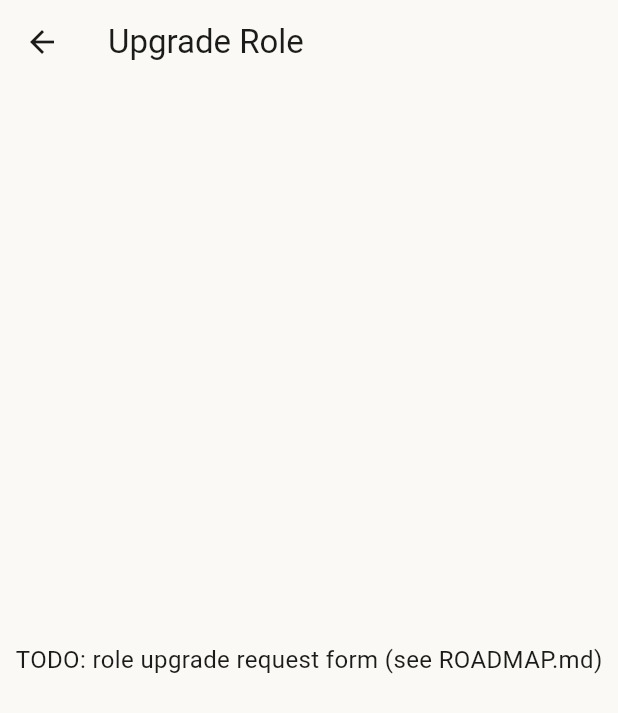
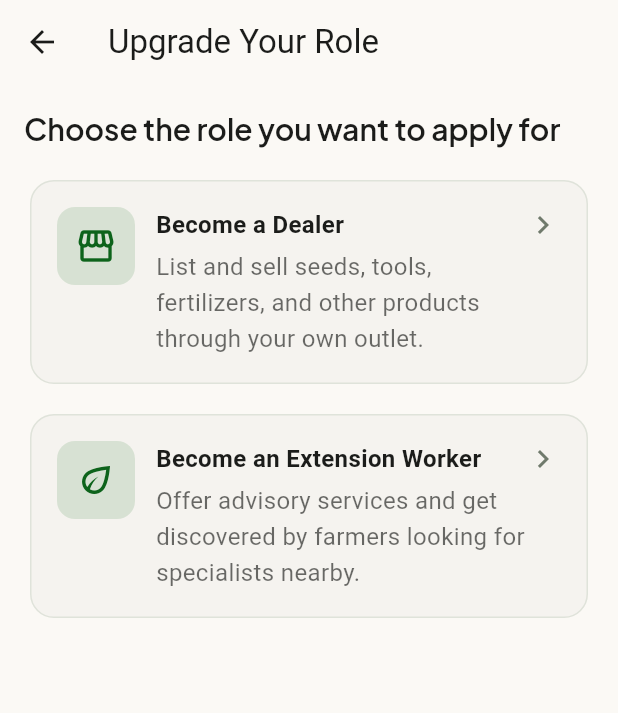
Before and after one commit to Lyazi-Patrick/fama_mobile, a Flutter app: the RoleUpgradeScreen screen opened directly, on a phone screen of 412 x 824 dp. Shown: the top 713 px of the screen. Run offline on Flutter 3.47's test engine with Material 3 defaults, Android fonts, the phone set to English and light mode, and no system bars; our stand-ins replace cached_network_image, dio, flutter_dotenv, flutter_secure_storage, geolocator, google_fonts and 3 more; accounts and stored records are empty; Roboto replaces fonts that are missing (Atkinson Hyperlegible).

Commit message:
feat: add role upgrade flow

```diff
--- a/lib/features/role_upgrade/role_upgrade_screen.dart
+++ b/lib/features/role_upgrade/role_upgrade_screen.dart
@@ -1,17 +1,127 @@
 import 'package:flutter/material.dart';
+import 'package:provider/provider.dart';
+import '../../core/theme/fama_theme.dart';
+import '../auth/auth_provider.dart';
+import 'role_upgrade_form_screen.dart';
 
-/// STUB — mirrors RoleUpgradeRequestForm.php / Farmer|Dealer|WorkerUpgradeRequestForm.php.
-/// POST multipart form data (license, identity_card, profile_photo,
-/// supporting_documents) to POST /api/role-upgrade-requests. Use
-/// image_picker (already in pubspec.yaml) for the file fields.
+/// Landing step for role upgrades: pick which role to apply for, since
+/// the two paths need different fields (mirrors DealerUpgradeRequestForm.php
+/// and WorkerUpgradeRequestForm.php being separate forms on the web).
+/// Only shows paths the user hasn't already achieved.
 class RoleUpgradeScreen extends StatelessWidget {
   const RoleUpgradeScreen({super.key});
 
   @override
   Widget build(BuildContext context) {
+    final user = context.watch<AuthProvider>().user;
+    final isDealer = user?.isDealer ?? false;
+    final isExtensionWorker = user?.isExtensionWorker ?? false;
+
     return Scaffold(
-      appBar: AppBar(title: const Text('Upgrade Role')),
-      body: const Center(child: Text('TODO: role upgrade request form (see ROADMAP.md)')),
+      appBar: AppBar(title: const Text('Upgrade Your Role')),
+      body: ListView(
+        padding: const EdgeInsets.all(16),
+        children: [
+          Text(
+            'Choose the role you want to apply for',
+            style: Theme.of(context).textTheme.headlineMedium,
+          ),
+          const SizedBox(height: 16),
+          if (!isDealer)
+            _RoleCard(
+              icon: Icons.storefront_outlined,
+              title: 'Become a Dealer',
+              description: 'List and sell seeds, tools, fertilizers, and other products through your own outlet.',
+              onTap: () => Navigator.of(context).push(
+                MaterialPageRoute(builder: (_) => const RoleUpgradeFormScreen(role: 'dealer')),
+              ),
+            ),
+          if (!isDealer && !isExtensionWorker) const SizedBox(height: 12),
+          if (!isExtensionWorker)
+            _RoleCard(
+              icon: Icons.eco_outlined,
+              title: 'Become an Extension Worker',
+              description: 'Offer advisory services and get discovered by farmers looking for specialists nearby.',
+              onTap: () => Navigator.of(context).push(
+                MaterialPageRoute(builder: (_) => const RoleUpgradeFormScreen(role: 'extension_worker')),
+              ),
+            ),
+          if (isDealer && isExtensionWorker)
+            Padding(
+              padding: const EdgeInsets.symmetric(vertical: 32),
+              child: Column(
+                children: [
+                  const Icon(Icons.check_circle_outline, color: FamaColors.primary, size: 48),
+                  const SizedBox(height: 12),
+                  Text(
+                    "You've already got every available role.",
+                    style: Theme.of(context).textTheme.headlineMedium,
+                    textAlign: TextAlign.center,
+                  ),
+                ],
+              ),
+            ),
+        ],
+      ),
     );
   }
 }
+
+class _RoleCard extends StatelessWidget {
+  const _RoleCard({
+    required this.icon,
+    required this.title,
+    required this.description,
+    required this.onTap,
+  });
+
+  final IconData icon;
+  final String title;
+  final String description;
+  final VoidCallback onTap;
+
+  @override
+  Widget build(BuildContext context) {
+    return Card(
+      elevation: 0,
+      color: FamaColors.surfaceContainerLow,
+      shape: RoundedRectangleBorder(
+        borderRadius: BorderRadius.circular(16),
+        side: BorderSide(color: FamaColors.outlineVariant.withOpacity(0.4)),
+      ),
+      child: InkWell(
+        borderRadius: BorderRadius.circular(16),
+        onTap: onTap,
+        child: Padding(
+          padding: const EdgeInsets.all(18),
+          child: Row(
+            crossAxisAlignment: CrossAxisAlignment.start,
+            children: [
+              Container(
+                width: 52,
+                height: 52,
+                decoration: BoxDecoration(
+                  color: FamaColors.primaryContainer.withOpacity(0.15),
+                  borderRadius: BorderRadius.circular(12),
+                ),
+                child: Icon(icon, color: FamaColors.primary, size: 28),
+              ),
+              const SizedBox(width: 14),
+              Expanded(
+                child: Column(
+                  crossAxisAlignment: CrossAxisAlignment.start,
+                  children: [
+                    Text(title, style: const TextStyle(fontWeight: FontWeight.w700, fontSize: 16)),
+                    const SizedBox(height: 4),
+                    Text(description, style: TextStyle(color: FamaColors.onBackground.withOpacity(0.65))),
+                  ],
+                ),
+              ),
+              const Icon(Icons.chevron_right, color: FamaColors.outline),
+            ],
+          ),
+        ),
+      ),
+    );
+  }
+}
```
Also changed, not shown: lib/features/role_upgrade/role_upgrade_form_screen.dart (added, +243 -0 lines), lib/services/role_upgrade_service.dart (added, +37 -0 lines).
